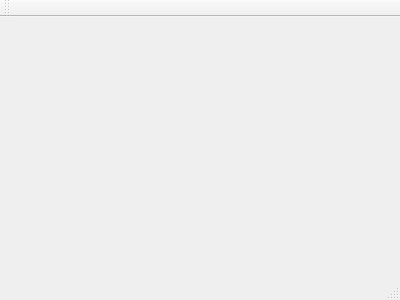
Qt form HW7_chatClient/chatwindow.ui (alexsupp/HW7_ALLEN_SUPPLEE) before a commit.
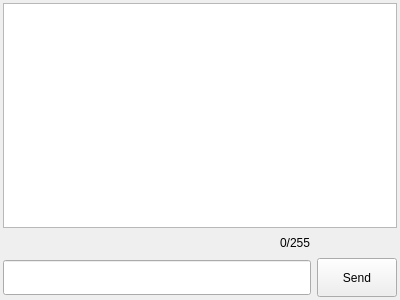
The same form after that commit.

Commit message: Created the chatWindow which includes files chatwindow.cpp, chatwindow.h, and chatwindow.ui.

Diff of the .ui file:
```diff
--- a/HW7_chatClient/chatwindow.ui
+++ b/HW7_chatClient/chatwindow.ui
@@ -9,16 +9,164 @@
     <height>300</height>
    </rect>
   </property>
-  <property name="windowTitle" >
-   <string>chatWindow</string>
+  <property name="minimumSize">
+   <size>
+    <width>400</width>
+    <height>300</height>
+   </size>
   </property>
-  <widget class="QMenuBar" name="menuBar" />
-  <widget class="QToolBar" name="mainToolBar" />
-  <widget class="QWidget" name="centralWidget" />
-  <widget class="QStatusBar" name="statusBar" />
+  <property name="windowTitle">
+   <string>Chat Window</string>
+  </property>
+  <widget class="QWidget" name="centralWidget">
+   <layout class="QGridLayout" name="gridLayout">
+    <property name="leftMargin">
+     <number>3</number>
+    </property>
+    <property name="topMargin">
+     <number>3</number>
+    </property>
+    <property name="rightMargin">
+     <number>3</number>
+    </property>
+    <property name="bottomMargin">
+     <number>3</number>
+    </property>
+    <item row="0" column="0">
+     <layout class="QVBoxLayout" name="verticalLayout">
+      <property name="spacing">
+       <number>5</number>
+      </property>
+      <item>
+       <widget class="QTextEdit" name="textEditMessages">
+        <property name="minimumSize">
+         <size>
+          <width>0</width>
+          <height>200</height>
+         </size>
+        </property>
+        <property name="readOnly">
+         <bool>true</bool>
+        </property>
+       </widget>
+      </item>
+      <item>
+       <layout class="QHBoxLayout" name="horizontalLayout_3">
+        <item>
+         <widget class="QLabel" name="isTypingLabel">
+          <property name="maximumSize">
+           <size>
+            <width>16777215</width>
+            <height>15</height>
+           </size>
+          </property>
+          <property name="text">
+           <string/>
+          </property>
+         </widget>
+        </item>
+        <item>
+         <spacer name="horizontalSpacer">
+          <property name="orientation">
+           <enum>Qt::Horizontal</enum>
+          </property>
+          <property name="sizeHint" stdset="0">
+           <size>
+            <width>40</width>
+            <height>15</height>
+           </size>
+          </property>
+         </spacer>
+        </item>
+        <item>
+         <widget class="QLabel" name="msgSizeLabel">
+          <property name="maximumSize">
+           <size>
+            <width>16777215</width>
+            <height>15</height>
+           </size>
+          </property>
+          <property name="text">
+           <string>0/255</string>
+          </property>
+         </widget>
+        </item>
+        <item>
+         <spacer name="horizontalSpacer_2">
+          <property name="orientation">
+           <enum>Qt::Horizontal</enum>
+          </property>
+          <property name="sizeType">
+           <enum>QSizePolicy::Fixed</enum>
+          </property>
+          <property name="sizeHint" stdset="0">
+           <size>
+            <width>86</width>
+            <height>20</height>
+           </size>
+          </property>
+         </spacer>
+        </item>
+       </layout>
+      </item>
+      <item>
+       <layout class="QHBoxLayout" name="horizontalLayout">
+        <item>
+         <widget class="QLineEdit" name="lineEditMessage">
+          <property name="minimumSize">
+           <size>
+            <width>0</width>
+            <height>35</height>
+           </size>
+          </property>
+          <property name="maximumSize">
+           <size>
+            <width>16777215</width>
+            <height>35</height>
+           </size>
+          </property>
+          <property name="maxLength">
+           <number>255</number>
+          </property>
+         </widget>
+        </item>
+        <item>
+         <widget class="QPushButton" name="sendButton">
+          <property name="minimumSize">
+           <size>
+            <width>80</width>
+            <height>39</height>
+           </size>
+          </property>
+          <property name="maximumSize">
+           <size>
+            <width>80</width>
+            <height>39</height>
+           </size>
+          </property>
+          <property name="text">
+           <string>Send</string>
+          </property>
+         </widget>
+        </item>
+       </layout>
+      </item>
+     </layout>
+    </item>
+   </layout>
+  </widget>
+  <widget class="QMenuBar" name="menuBar">
+   <property name="geometry">
+    <rect>
+     <x>0</x>
+     <y>0</y>
+     <width>400</width>
+     <height>20</height>
+    </rect>
+   </property>
+  </widget>
  </widget>
- <layoutDefault spacing="6" margin="11" />
- <pixmapfunction></pixmapfunction>
+ <layoutdefault spacing="6" margin="11"/>
  <resources/>
  <connections/>
 </ui>
```
Left out of the diff: 24 changed lines with no effect on the pictures. The commit also changes 2 other files.
